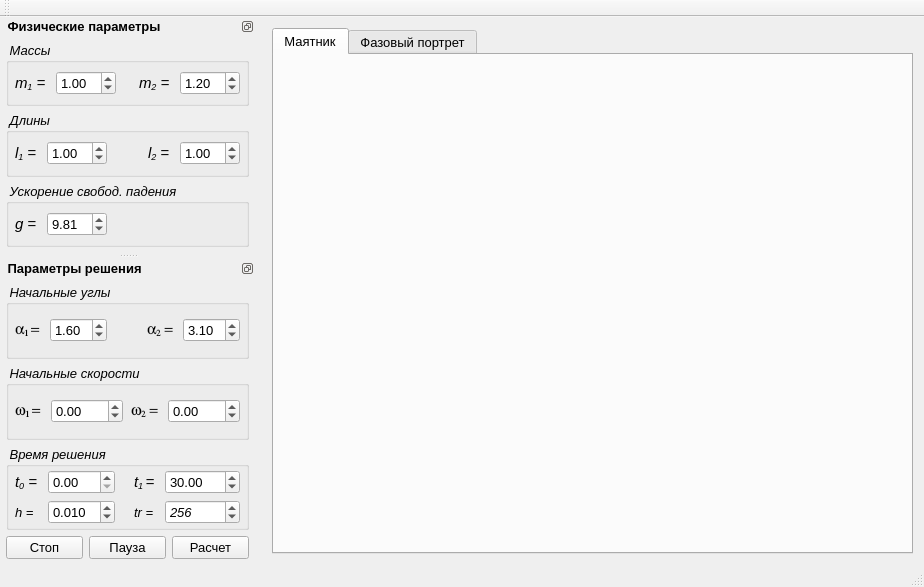
First picture: the form in gui/MainWindow.ui, repository Qinterfly/DoublePendulum, before the edit.
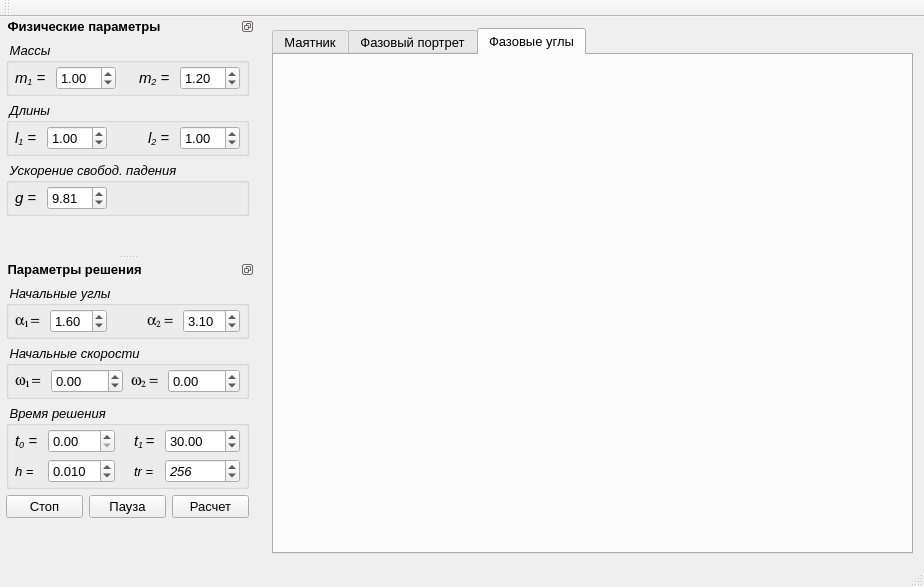
Second picture: the form after the edit. The open tabs and pages were chosen to show the change. Custom widgets are drawn as their Qt base class.

```diff
--- a/gui/MainWindow.ui
+++ b/gui/MainWindow.ui
@@ -75,6 +75,28 @@
         </item>
        </layout>
       </widget>
+      <widget class="QWidget" name="tabPhaseAngles">
+       <attribute name="title">
+        <string>Фазовые углы</string>
+       </attribute>
+       <layout class="QHBoxLayout" name="horizontalLayout_5">
+        <property name="leftMargin">
+         <number>0</number>
+        </property>
+        <property name="topMargin">
+         <number>0</number>
+        </property>
+        <property name="rightMargin">
+         <number>0</number>
+        </property>
+        <property name="bottomMargin">
+         <number>0</number>
+        </property>
+        <item>
+         <widget class="QCustomPlot" name="plotPhaseAngles" native="true"/>
+        </item>
+       </layout>
+      </widget>
      </widget>
     </item>
    </layout>
@@ -100,7 +122,7 @@
   <widget class="QStatusBar" name="statusBar"/>
   <widget class="QDockWidget" name="dockPhysicalParamsWidget">
    <property name="sizePolicy">
-    <sizepolicy hsizetype="MinimumExpanding" vsizetype="Preferred">
+    <sizepolicy hsizetype="MinimumExpanding" vsizetype="MinimumExpanding">
      <horstretch>0</horstretch>
      <verstretch>0</verstretch>
     </sizepolicy>
@@ -108,7 +130,7 @@
    <property name="minimumSize">
     <size>
      <width>254</width>
-     <height>224</height>
+     <height>230</height>
     </size>
    </property>
    <property name="maximumSize">
@@ -156,7 +178,7 @@
      <item>
       <widget class="QGroupBox" name="groupBoxMass">
        <property name="sizePolicy">
-        <sizepolicy hsizetype="Preferred" vsizetype="MinimumExpanding">
+        <sizepolicy hsizetype="Preferred" vsizetype="Fixed">
          <horstretch>0</horstretch>
          <verstretch>0</verstretch>
         </sizepolicy>
@@ -270,7 +292,7 @@
      <item>
       <widget class="QGroupBox" name="groupBoxLength">
        <property name="sizePolicy">
-        <sizepolicy hsizetype="Preferred" vsizetype="MinimumExpanding">
+        <sizepolicy hsizetype="Preferred" vsizetype="Fixed">
          <horstretch>0</horstretch>
          <verstretch>0</verstretch>
         </sizepolicy>
@@ -384,7 +406,7 @@
      <item>
       <widget class="QGroupBox" name="groupBoxGravity">
        <property name="sizePolicy">
-        <sizepolicy hsizetype="Preferred" vsizetype="MinimumExpanding">
+        <sizepolicy hsizetype="Preferred" vsizetype="Fixed">
          <horstretch>0</horstretch>
          <verstretch>0</verstretch>
         </sizepolicy>
@@ -467,12 +489,25 @@
        </layout>
       </widget>
      </item>
+     <item>
+      <spacer name="verticalSpacerPhysicalParams">
+       <property name="orientation">
+        <enum>Qt::Vertical</enum>
+       </property>
+       <property name="sizeHint" stdset="0">
+        <size>
+         <width>20</width>
+         <height>20</height>
+        </size>
+       </property>
+      </spacer>
+     </item>
     </layout>
    </widget>
   </widget>
   <widget class="QDockWidget" name="dockSolutionParamsWidget">
    <property name="sizePolicy">
-    <sizepolicy hsizetype="MinimumExpanding" vsizetype="Preferred">
+    <sizepolicy hsizetype="MinimumExpanding" vsizetype="MinimumExpanding">
      <horstretch>0</horstretch>
      <verstretch>0</verstretch>
     </sizepolicy>
@@ -480,7 +515,7 @@
    <property name="minimumSize">
     <size>
      <width>255</width>
-     <height>291</height>
+     <height>297</height>
     </size>
    </property>
    <property name="maximumSize">
@@ -528,7 +563,7 @@
      <item>
       <widget class="QGroupBox" name="groupBoxInitAngle">
        <property name="sizePolicy">
-        <sizepolicy hsizetype="Preferred" vsizetype="MinimumExpanding">
+        <sizepolicy hsizetype="Preferred" vsizetype="Fixed">
          <horstretch>0</horstretch>
          <verstretch>0</verstretch>
         </sizepolicy>
@@ -651,7 +686,7 @@
      <item>
       <widget class="QGroupBox" name="groupBoxInitVelocity">
        <property name="sizePolicy">
-        <sizepolicy hsizetype="Preferred" vsizetype="MinimumExpanding">
+        <sizepolicy hsizetype="Preferred" vsizetype="Fixed">
          <horstretch>0</horstretch>
          <verstretch>0</verstretch>
         </sizepolicy>
@@ -768,7 +803,7 @@
      <item>
       <widget class="QGroupBox" name="groupBoxSolutionSettings">
        <property name="sizePolicy">
-        <sizepolicy hsizetype="Preferred" vsizetype="MinimumExpanding">
+        <sizepolicy hsizetype="Preferred" vsizetype="Fixed">
          <horstretch>0</horstretch>
          <verstretch>0</verstretch>
         </sizepolicy>
@@ -987,6 +1022,19 @@
        </item>
       </layout>
      </item>
+     <item>
+      <spacer name="verticalSpacerSolutionParams">
+       <property name="orientation">
+        <enum>Qt::Vertical</enum>
+       </property>
+       <property name="sizeHint" stdset="0">
+        <size>
+         <width>20</width>
+         <height>20</height>
+        </size>
+       </property>
+      </spacer>
+     </item>
     </layout>
    </widget>
   </widget>
```
